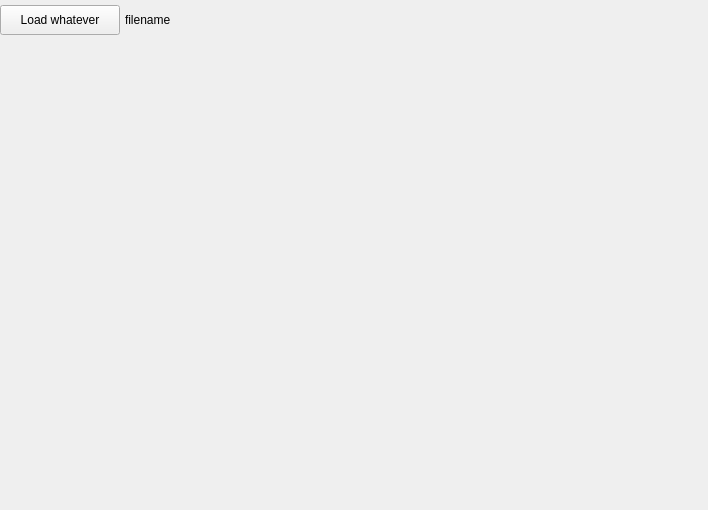
The window that GUI/designer/data_widget.ui (alsinmr/pyDR) describes before a commit, drawn with Qt 5.
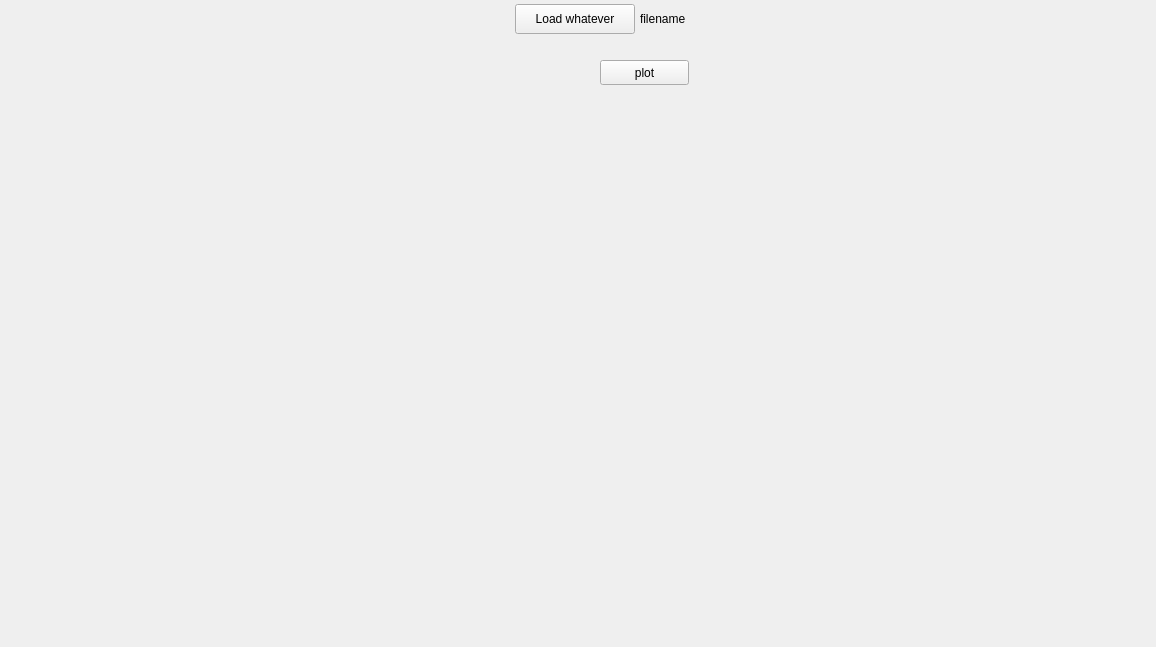
The same window after the commit.

```diff
--- a/GUI/designer/data_widget.ui
+++ b/GUI/designer/data_widget.ui
@@ -6,8 +6,8 @@
    <rect>
     <x>0</x>
     <y>0</y>
-    <width>708</width>
-    <height>510</height>
+    <width>1156</width>
+    <height>647</height>
    </rect>
   </property>
   <property name="windowTitle">
@@ -16,8 +16,8 @@
   <widget class="QPushButton" name="loadfileButton">
    <property name="geometry">
     <rect>
-     <x>0</x>
-     <y>5</y>
+     <x>515</x>
+     <y>4</y>
      <width>120</width>
      <height>30</height>
     </rect>
@@ -29,8 +29,8 @@
   <widget class="QLabel" name="label_filename">
    <property name="geometry">
     <rect>
-     <x>125</x>
-     <y>11</y>
+     <x>640</x>
+     <y>10</y>
      <width>580</width>
      <height>17</height>
     </rect>
@@ -43,13 +43,26 @@
    <property name="geometry">
     <rect>
      <x>1</x>
-     <y>38</y>
-     <width>401</width>
-     <height>461</height>
+     <y>8</y>
+     <width>501</width>
+     <height>631</height>
     </rect>
    </property>
    <layout class="QVBoxLayout" name="layout_plot"/>
   </widget>
+  <widget class="QPushButton" name="pushButton_plotdata">
+   <property name="geometry">
+    <rect>
+     <x>600</x>
+     <y>60</y>
+     <width>89</width>
+     <height>25</height>
+    </rect>
+   </property>
+   <property name="text">
+    <string>plot</string>
+   </property>
+  </widget>
  </widget>
  <resources/>
  <connections/>
```
